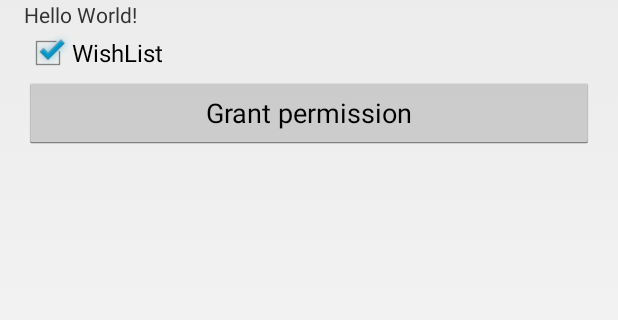
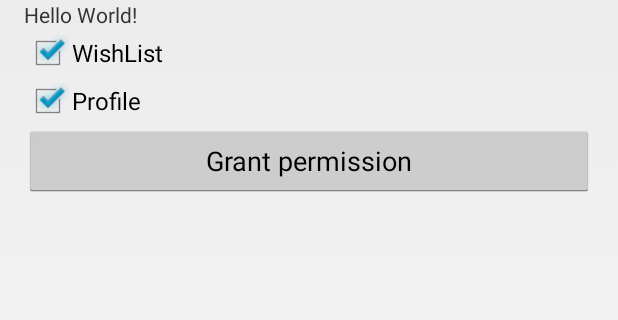
Before and after one commit to 3cixty/querymanager, an Android app: the layout activity_scopes.xml on its own in the app's theme, with its tools: preview values and no code run, on a phone screen of 412 x 824 dp, the part 210-530 px from its top. Run offline under Robolectric (Android 15) with nearby library versions, the phone set to English and light mode, and no system bars.

Commit message:
fixed https://github.com/3cixty/appchallenge-internal/issues/42

```diff
--- a/oauth-client/Android3CixtyOAuth/app/src/main/java/com/threecixty/auth/ThreeCixtyAccessTokenTask.java
+++ b/oauth-client/Android3CixtyOAuth/app/src/main/java/com/threecixty/auth/ThreeCixtyAccessTokenTask.java
@@ -38,7 +38,7 @@ public class ThreeCixtyAccessTokenTask extends ThreeCixtyAbstractTask {
 
 			conn.setRequestProperty("google_access_token", encode(googleToken));
 			conn.setRequestProperty("key", encode(appkey));
-			conn.setRequestProperty("scope", encode(scope));
+			conn.setRequestProperty("scope", scope);
 
 			InputStream input = conn.getInputStream();
 			tokenInfo = parse(input);
--- a/oauth-client/Android3CixtyOAuth/app/src/main/java/com/threecixty/auth/TokenInfo.java
+++ b/oauth-client/Android3CixtyOAuth/app/src/main/java/com/threecixty/auth/TokenInfo.java
@@ -36,6 +36,7 @@ public class TokenInfo {
 
 
 	public static TokenInfo parse(String strJson) throws JSONException {
+        System.out.println(strJson);
 		JSONObject jsonObj = new JSONObject(strJson);
 		TokenInfo tokenInfo = new TokenInfo();
 		if (jsonObj.has(ACCESS_TOKEN_KEY)) tokenInfo.setAccess_token(jsonObj.getString(ACCESS_TOKEN_KEY));
--- a/oauth-client/Android3CixtyOAuth/app/src/main/res/layout/activity_scopes.xml
+++ b/oauth-client/Android3CixtyOAuth/app/src/main/res/layout/activity_scopes.xml
@@ -25,8 +25,9 @@
         android:id="@+id/scopeDeclaration"/>
 
     <CheckBox android:layout_width="fill_parent"  android:layout_height="wrap_content"
-        android:id="@+id/scopeCheckbox" android:checked="true" android:text="WishList"/>
-
+        android:id="@+id/scopeWishlistChk" android:checked="true" android:text="WishList"/>
+    <CheckBox android:layout_width="fill_parent"  android:layout_height="wrap_content"
+        android:id="@+id/scopeProfileChk" android:checked="true" android:text="Profile"/>
 
 
         <Button android:layout_width="fill_parent" android:layout_height="wrap_content" android:text="Grant permission" android:id="@+id/grantPermission"/>
```
Also changed, not shown: oauth-client/Android3CixtyOAuth/app/src/main/java/com/threecixty/auth/ScopesActivity.java (+7 -2 lines).
